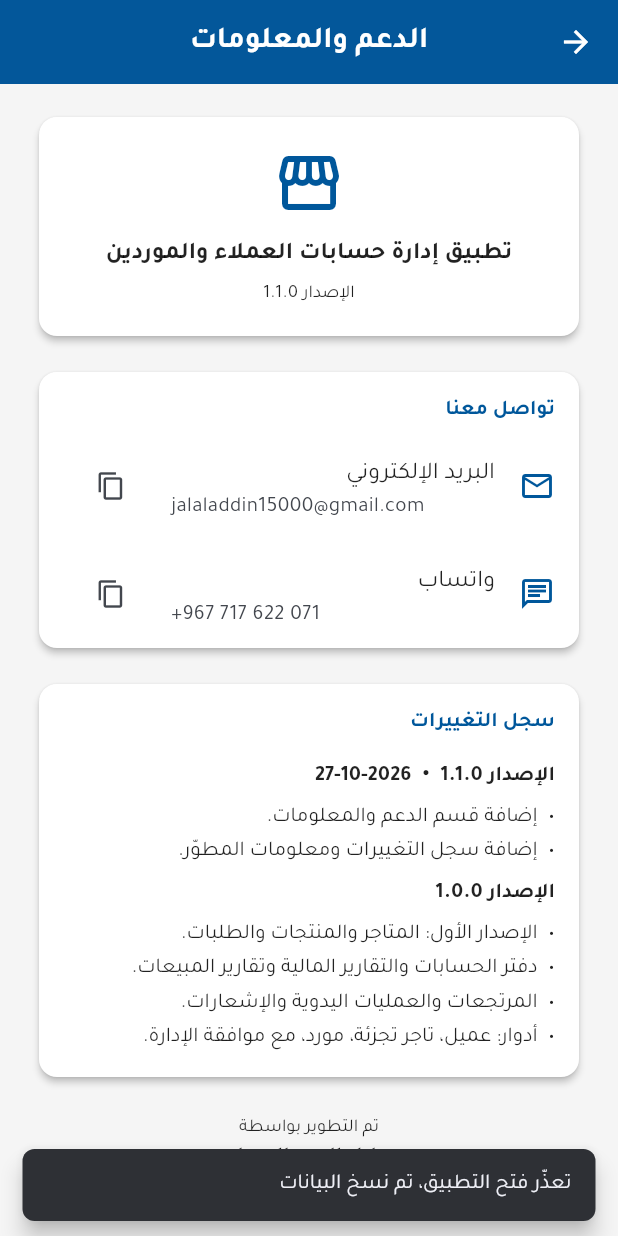
After one commit to Jawhatsapp/customer-supplier-manager, a Flutter app: the SupportScreen screen opened directly, after a tap on "البريد الإلكتروني", on a phone screen of 412 x 824 dp. The commit adds this screen. Run offline on Flutter 3.47's test engine with Material 3 defaults, Android fonts, the phone set to English and light mode, and no system bars; our stand-ins replace badges, csv, flutter_dotenv, flutter_svg, image_picker, pdf and 6 more; accounts and stored records are empty.

Commit message:
Add files via upload

```diff
--- a/mobile_app/lib/presentation/widgets/app_drawer.dart
+++ b/mobile_app/lib/presentation/widgets/app_drawer.dart
@@ -27,6 +27,7 @@ import '../returns/approve_return_requests_screen.dart';
 import '../manual_operations/approve_manual_operations_screen.dart';
 import '../manual_operations/sent_manual_operations_screen.dart';
 import '../reports/sales_report_screen.dart';
+import 'support_screen.dart';
 
 
 class AppDrawer extends StatelessWidget {
@@ -232,6 +233,12 @@ class AppDrawer extends StatelessWidget {
             // ),
           ],
 
+          // --- الدعم والمعلومات ---
+          const Divider(thickness: 0.6, height: 16),
+          _buildDrawerItem( context: context, icon: Icons.support_agent_outlined, title: 'الدعم والمعلومات', enabled: true,
+            onTap: () => Navigator.push(context, MaterialPageRoute(builder: (_) => const SupportScreen())),
+          ),
+
           // --- Logout ---
           const Divider(thickness: 0.6, height: 16),
           _buildDrawerItem( context: context, icon: Icons.logout, title: 'تسجيل الخروج', enabled: user != null,
--- /dev/null
+++ b/mobile_app/lib/presentation/widgets/support_screen.dart
@@ -0,0 +1,204 @@
+// lib/presentation/widgets/support_screen.dart
+import 'package:flutter/material.dart';
+import 'package:flutter/services.dart';
+import 'package:url_launcher/url_launcher.dart';
+
+class _ChangeLogEntry {
+  final String version;
+  final String? date;
+  final List<String> items;
+  const _ChangeLogEntry(this.version, this.date, this.items);
+}
+
+class SupportScreen extends StatelessWidget {
+  const SupportScreen({super.key});
+
+  // ====== عدّل هذه القيم متى شئت ======
+  static const String appName = 'تطبيق إدارة حسابات العملاء والموردين';
+  static const String appVersion = '1.1.0';
+  static const String developerAlias = 'JA-MOD';
+  static const String developerName = 'جلال الدين الاهدل';
+  static const String email = 'jalaladdin15000@gmail.com';
+  static const String phoneDisplay = '+967 717 622 071';
+  static const String whatsappNumber = '967717622071';
+  static const String channelUrl = ''; // ضع رابط قناتك هنا ليظهر زرها (اتركه فارغاً لإخفائه)
+
+  // سجل التغييرات: أضف إصداراً جديداً في أول القائمة عند كل تحديث
+  static const List<_ChangeLogEntry> changelog = [
+    _ChangeLogEntry('1.1.0', '2026-10-27', [
+      'إضافة قسم الدعم والمعلومات.',
+      'إضافة سجل التغييرات ومعلومات المطوّر.',
+    ]),
+    _ChangeLogEntry('1.0.0', null, [
+      'الإصدار الأول: المتاجر والمنتجات والطلبات.',
+      'دفتر الحسابات والتقارير المالية وتقارير المبيعات.',
+      'المرتجعات والعمليات اليدوية والإشعارات.',
+      'أدوار: عميل، تاجر تجزئة، مورد، مع موافقة الإدارة.',
+    ]),
+  ];
+
+  Future<void> _open(BuildContext context, Uri uri, String fallbackCopy) async {
+    try {
+      final ok = await launchUrl(uri, mode: LaunchMode.externalApplication);
+      if (ok) return;
+    } catch (_) {}
+    await Clipboard.setData(ClipboardData(text: fallbackCopy));
+    if (context.mounted) {
+      ScaffoldMessenger.of(context).showSnackBar(
+        const SnackBar(content: Text('تعذّر فتح التطبيق، تم نسخ البيانات')),
+      );
+    }
+  }
+
+  Future<void> _copy(BuildContext context, String value) async {
+    await Clipboard.setData(ClipboardData(text: value));
+    if (context.mounted) {
+      ScaffoldMessenger.of(context).showSnackBar(
+        const SnackBar(content: Text('تم النسخ')),
+      );
+    }
+  }
+
+  Widget _contactTile({
+    required BuildContext context,
+    required IconData icon,
+    required String title,
+    required String value,
+    required VoidCallback onTap,
+    required String copyValue,
+  }) {
+    return ListTile(
+      leading: Icon(icon, color: Theme.of(context).colorScheme.primary),
+      title: Text(title),
+      subtitle: Text(value, textDirection: TextDirection.ltr, textAlign: TextAlign.start),
+      trailing: IconButton(
+        icon: const Icon(Icons.copy, size: 20),
+        tooltip: 'نسخ',
+        onPressed: () => _copy(context, copyValue),
+      ),
+      onTap: onTap,
+    );
+  }
+
+  @override
+  Widget build(BuildContext context) {
+    final theme = Theme.of(context);
+    final primary = theme.colorScheme.primary;
+
+    return Scaffold(
+      appBar: AppBar(title: const Text('الدعم والمعلومات')),
+      body: ListView(
+        padding: const EdgeInsets.all(16),
+        children: [
+          // بطاقة التطبيق
+          Card(
+            child: Padding(
+              padding: const EdgeInsets.all(20),
+              child: Column(
+                children: [
+                  Icon(Icons.storefront_outlined, size: 48, color: primary),
+                  const SizedBox(height: 12),
+                  Text(appName,
+                      textAlign: TextAlign.center,
+                      style: theme.textTheme.titleMedium?.copyWith(fontWeight: FontWeight.bold)),
+                  const SizedBox(height: 6),
+                  Text('الإصدار $appVersion', style: theme.textTheme.bodySmall),
+                ],
+              ),
+            ),
+          ),
+          const SizedBox(height: 12),
+
+          // بطاقة التواصل
+          Card(
+            child: Column(
+              crossAxisAlignment: CrossAxisAlignment.start,
+              children: [
+                Padding(
+                  padding: const EdgeInsets.fromLTRB(16, 16, 16, 4),
+                  child: Text('تواصل معنا',
+                      style: theme.textTheme.titleSmall?.copyWith(color: primary, fontWeight: FontWeight.bold)),
+                ),
+                _contactTile(
+                  context: context,
+                  icon: Icons.email_outlined,
+                  title: 'البريد الإلكتروني',
+                  value: email,
+                  copyValue: email,
+                  onTap: () => _open(context, Uri.parse('mailto:$email'), email),
+                ),
+                _contactTile(
+                  context: context,
+                  icon: Icons.chat_outlined,
+                  title: 'واتساب',
+                  value: phoneDisplay,
+                  copyValue: '+$whatsappNumber',
+                  onTap: () => _open(context, Uri.parse('https://wa.me/$whatsappNumber'), '+$whatsappNumber'),
+                ),
+                if (channelUrl.isNotEmpty)
+                  _contactTile(
+                    context: context,
+                    icon: Icons.campaign_outlined,
+                    title: 'القناة',
+                    value: channelUrl,
+                    copyValue: channelUrl,
+                    onTap: () => _open(context, Uri.parse(channelUrl), channelUrl),
+                  ),
+              ],
+            ),
+          ),
+          const SizedBox(height: 12),
+
+          // بطاقة سجل التغييرات
+          Card(
+            child: Padding(
+              padding: const EdgeInsets.all(16),
+              child: Column(
+                crossAxisAlignment: CrossAxisAlignment.start,
+                children: [
+                  Text('سجل التغييرات',
+                      style: theme.textTheme.titleSmall?.copyWith(color: primary, fontWeight: FontWeight.bold)),
+                  const SizedBox(height: 8),
+                  for (final entry in changelog) ...[
+                    const SizedBox(height: 8),
+                    Text(
+                      entry.date == null ? 'الإصدار ${entry.version}' : 'الإصدار ${entry.version}  •  ${entry.date}',
+                      style: const TextStyle(fontWeight: FontWeight.w600),
+                    ),
+                    const SizedBox(height: 4),
+                    for (final item in entry.items)
+                      Padding(
+                        padding: const EdgeInsets.only(top: 3),
+                        child: Row(
+                          crossAxisAlignment: CrossAxisAlignment.start,
+                          children: [
+                            const Text('•  '),
+                            Expanded(child: Text(item)),
+                          ],
+                        ),
+                      ),
+                  ],
+                ],
+              ),
+            ),
+          ),
+          const SizedBox(height: 20),
+
+          // التذييل
+          Center(
+            child: Column(
+              children: [
+                Text('تم التطوير بواسطة', style: theme.textTheme.bodySmall),
+                const SizedBox(height: 2),
+                Text(developerName,
+                    style: theme.textTheme.titleSmall?.copyWith(fontWeight: FontWeight.bold)),
+                Text(developerAlias, style: theme.textTheme.bodySmall),
+              ],
+            ),
+          ),
+          const SizedBox(height: 24),
+        ],
+      ),
+    );
+  }
+}
```
